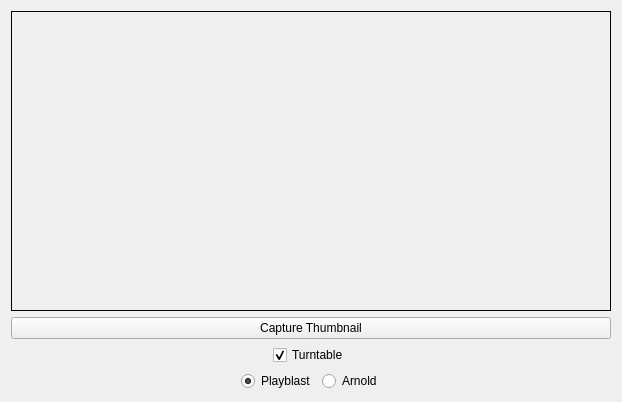
This is general/python/ccgeneral/wizard/pages/thumbnail_page.ui in mrmcdog23/controlChaos as Qt 5 draws it before an edit. The edited form follows.
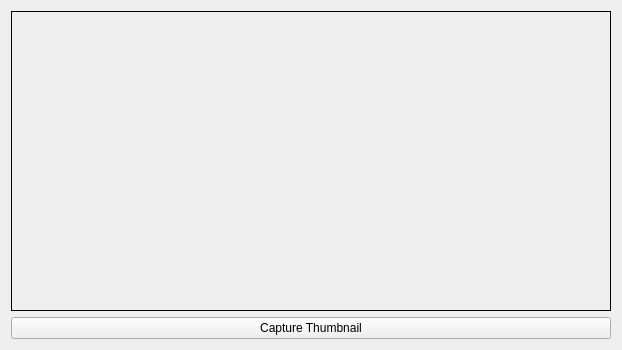
This is the edited form.

Commit message: turntable page for specific options

```diff
--- a/general/python/ccgeneral/wizard/pages/thumbnail_page.ui
+++ b/general/python/ccgeneral/wizard/pages/thumbnail_page.ui
@@ -7,7 +7,7 @@
     <x>0</x>
     <y>0</y>
     <width>618</width>
-    <height>375</height>
+    <height>347</height>
    </rect>
   </property>
   <property name="windowTitle">
@@ -63,93 +63,6 @@
      </layout>
     </widget>
    </item>
-   <item row="2" column="0">
-    <layout class="QHBoxLayout" name="horizontalLayout">
-     <item>
-      <spacer name="horizontalSpacer">
-       <property name="orientation">
-        <enum>Qt::Horizontal</enum>
-       </property>
-       <property name="sizeHint" stdset="0">
-        <size>
-         <width>40</width>
-         <height>20</height>
-        </size>
-       </property>
-      </spacer>
-     </item>
-     <item>
-      <widget class="QCheckBox" name="chk_turntable">
-       <property name="text">
-        <string>Turntable</string>
-       </property>
-       <property name="checked">
-        <bool>true</bool>
-       </property>
-      </widget>
-     </item>
-     <item>
-      <spacer name="horizontalSpacer_2">
-       <property name="orientation">
-        <enum>Qt::Horizontal</enum>
-       </property>
-       <property name="sizeHint" stdset="0">
-        <size>
-         <width>40</width>
-         <height>20</height>
-        </size>
-       </property>
-      </spacer>
-     </item>
-    </layout>
-   </item>
-   <item row="3" column="0">
-    <layout class="QHBoxLayout" name="horizontalLayout_2">
-     <item>
-      <spacer name="horizontalSpacer_3">
-       <property name="orientation">
-        <enum>Qt::Horizontal</enum>
-       </property>
-       <property name="sizeHint" stdset="0">
-        <size>
-         <width>40</width>
-         <height>20</height>
-        </size>
-       </property>
-      </spacer>
-     </item>
-     <item>
-      <widget class="QRadioButton" name="rbn_playblast">
-       <property name="text">
-        <string>Playblast</string>
-       </property>
-       <property name="checked">
-        <bool>true</bool>
-       </property>
-      </widget>
-     </item>
-     <item>
-      <widget class="QRadioButton" name="rbn_arnold">
-       <property name="text">
-        <string>Arnold</string>
-       </property>
-      </widget>
-     </item>
-     <item>
-      <spacer name="horizontalSpacer_4">
-       <property name="orientation">
-        <enum>Qt::Horizontal</enum>
-       </property>
-       <property name="sizeHint" stdset="0">
-        <size>
-         <width>40</width>
-         <height>20</height>
-        </size>
-       </property>
-      </spacer>
-     </item>
-    </layout>
-   </item>
   </layout>
  </widget>
  <resources/>
```
The commit also changes 6 other files.
